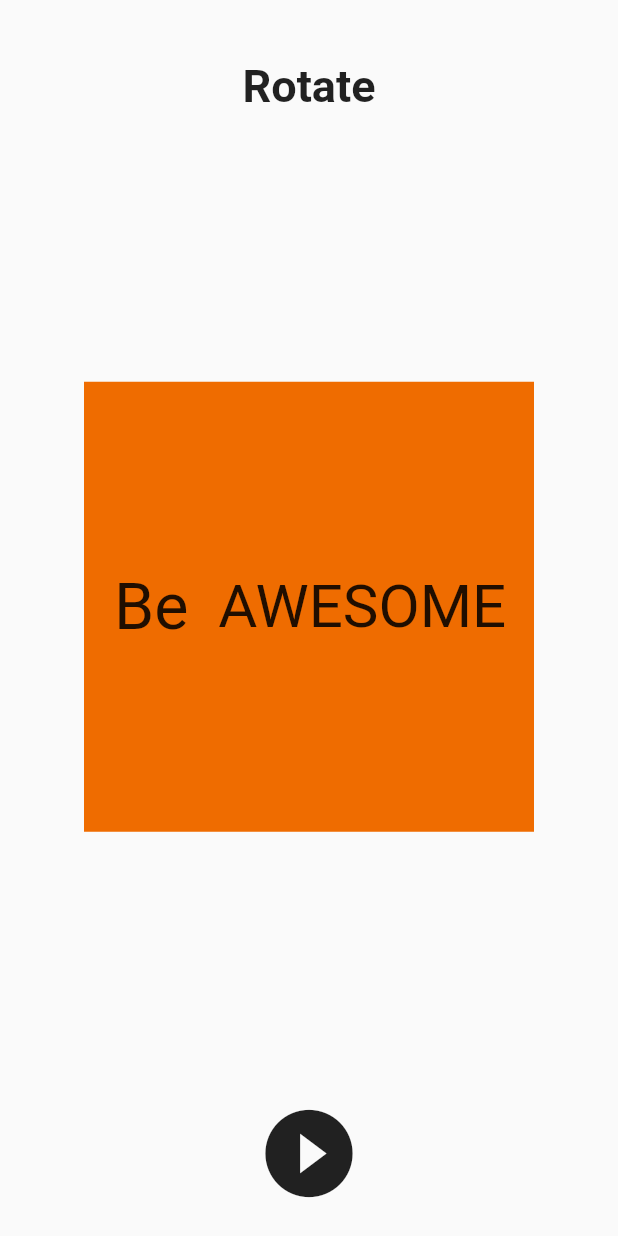
After one commit to dlqh406/coodyproj, a Flutter app: the TestPage screen opened directly, on a phone screen of 412 x 824 dp. The commit adds this screen. Run offline on Flutter 3.47's test engine with Material 2 defaults, Android fonts, the phone set to English and light mode, and no system bars; our stand-ins replace animated_text_kit, cloud_firestore, firebase_auth, flutter_signin_button, font_awesome_flutter, google_sign_in; missing offline and left inert: flutter_facebook_login, giffy_dialog; accounts and stored records are empty; Roboto replaces fonts that are missing (Horizon, Kopup); project files that could hold a hidden picture were left out.

Commit message:
bar.png 위에 텍스트 애니메이션 구현완료

```diff
--- a/lib/favorite.dart
+++ b/lib/favorite.dart
@@ -21,6 +21,7 @@ class Favorite extends StatefulWidget {
 
 class _FavoriteState extends State<Favorite> {
 
+  // 여기서
   @override
   void initState() {
     super.initState();
@@ -55,7 +56,30 @@ class _FavoriteState extends State<Favorite> {
                            padding: const EdgeInsets.only(top:3.0),
                            child: Image.asset('assets/icons/bar.png'),
                          ),
-                         Center(child: Text("aaa"))
+                         Center(
+                           child: Row(
+                           children: <Widget>[
+                             SizedBox(
+                               width: 20.0,
+                               height: 100.0,
+                             ),
+                             Icon(Icons.search,color:Colors.black),
+                             SizedBox(
+                               width: 10.0,
+                               height: 100.0,
+                             ),
+                             RotateAnimatedTextKit(
+                               onTap: () {
+                                 print("Tap Event");
+                               },
+                               isRepeatingAnimation: true,
+                               totalRepeatCount: 300,
+                               text: ["두번보는 쿠디사용설명서", "카디건 활용,잘입는 방법", "Hello World"],
+                               // alignment: Alignment(1.0, 0.5),
+                               textStyle: TextStyle(fontSize: 15.0,color: Colors.white),
+                             ),
+                           ],
+                         ),)
                        ],
                         ),),
                   InkWell(
--- a/lib/home_page.dart
+++ b/lib/home_page.dart
@@ -1,3 +1,4 @@
+import 'package:coodyproj/test.dart';
 import 'package:flutter/material.dart';
 import 'package:firebase_auth/firebase_auth.dart';
 import 'package:google_sign_in/google_sign_in.dart';
@@ -65,9 +66,15 @@ class _HomePageState extends State<HomePage> {
               Navigator.push(context,
                 MaterialPageRoute(builder: (context) => Favorite(widget.user)));
           },
-          )
-        ],
-      ),
-    );
+          ),
+          RaisedButton(
+            child: Text("test"),
+            onPressed: () {
+              Navigator.push(context,
+                  MaterialPageRoute(builder: (context) => TestPage()));
+            },
+          ),
+        ]
+    ));
   }
 }
--- /dev/null
+++ b/lib/test.dart
@@ -0,0 +1,185 @@
+import 'package:flutter/material.dart';
+import 'package:animated_text_kit/animated_text_kit.dart';
+const List<String> labels = [
+  "Rotate",
+  "Fade",
+  "Typer",
+  "Typewriter",
+  "Scale",
+  "Colorize",
+  "TextLiquidFill"
+];
+class TestPage extends StatefulWidget {
+  final String title="";
+
+  @override
+  _TestPageState createState() => _TestPageState();
+}
+
+class _TestPageState extends State<TestPage> {
+
+  List<Widget> _textAnimationKit = [
+    ListView(
+      scrollDirection: Axis.horizontal,
+      children: <Widget>[
+        Row(
+          mainAxisSize: MainAxisSize.min,
+          children: <Widget>[
+            SizedBox(
+              width: 20.0,
+              height: 100.0,
+            ),
+            Text(
+              "Be",
+              style: TextStyle(fontSize: 43.0),
+            ),
+            SizedBox(
+              width: 20.0,
+              height: 100.0,
+            ),
+            RotateAnimatedTextKit(
+              onTap: () {
+                print("Tap Event");
+              },
+              isRepeatingAnimation: true,
+              totalRepeatCount: 300,
+              text: ["AWESOME", "OPTIMISTIC", "DIFFERENT"],
+              // alignment: Alignment(1.0, 0.5),
+              textStyle: TextStyle(fontSize: 40.0, fontFamily: "Horizon"),
+            ),
+          ],
+        ),
+      ],
+    ),
+    FadeAnimatedTextKit(
+      onTap: () {
+        print("Tap Event");
+      },
+      text: ["do IT!", "do it RIGHT!!", "do it RIGHT NOW!!!"],
+      textStyle: TextStyle(fontSize: 32.0, fontWeight: FontWeight.bold),
+    ),
+    SizedBox(
+      width: 250.0,
+      child: TyperAnimatedTextKit(
+        onTap: () {
+          print("Tap Event");
+        },
+        text: [
+          "It is not enough to do your best,",
+          "you must know what to do,",
+          "and then do your best",
+          "- W.Edwards Deming",
+        ],
+        textStyle: TextStyle(fontSize: 30.0, fontFamily: "Bobbers"),
+      ),
+    ),
+    SizedBox(
+      width: 250.0,
+      child: TypewriterAnimatedTextKit(
+        onTap: () {
+          print("Tap Event");
+        },
+        text: [
+          "Discipline is the best tool",
+          "Design first, then code",
+          "Do not patch bugs out, rewrite them",
+          "Do not test bugs out, design them out",
+        ],
+        textStyle: TextStyle(fontSize: 30.0, fontFamily: "Agne"),
+      ),
+    ),
+    ScaleAnimatedTextKit(
+      onTap: () {
+        print("Tap Event");
+      },
+      text: ["Think", "Build", "Ship"],
+      textStyle: TextStyle(fontSize: 70.0, fontFamily: "Canterbury"),
+    ),
+
+    /// colors.length >= 2
+    ColorizeAnimatedTextKit(
+      onTap: () {
+        print("Tap Event");
+      },
+      text: [
+        "Larry Page",
+        "Bill Gates",
+        "Steve Jobs",
+      ],
+      textStyle: TextStyle(fontSize: 50.0, fontFamily: "Horizon"),
+      colors: [
+        Colors.purple,
+        Colors.blue,
+        Colors.yellow,
+        Colors.red,
+      ],
+    ),
+
+    Center(
+      child: TextLiquidFill(
+        text: 'LIQUIDY',
+        waveColor: Colors.blueAccent,
+        boxBackgroundColor: Colors.redAccent,
+        textStyle: TextStyle(fontSize: 80, fontWeight: FontWeight.bold),
+        boxHeight: 300,
+      ),
+    )
+  ];
+
+  List<Color> _colors = [
+    Colors.orange[800],
+    Colors.brown[600],
+    Colors.lightGreen[800],
+    Colors.teal[700],
+    Colors.blue[700],
+    Colors.blueGrey[50],
+    Colors.white
+  ];
+
+  int _index = 0;
+
+  @override
+  Widget build(BuildContext context) {
+    return Scaffold(
+      body: Column(
+        children: <Widget>[
+          SizedBox(
+            height: 40.0,
+            width: double.maxFinite,
+          ),
+          Text(
+            labels[_index],
+            style: TextStyle(fontSize: 30.0, fontWeight: FontWeight.bold),
+          ),
+          Expanded(
+            child: Container(),
+          ),
+          Container(
+            decoration: BoxDecoration(color: _colors[_index]),
+            child: Center(child: _textAnimationKit[_index]),
+            height: 300.0,
+            width: 300.0,
+          ),
+          Expanded(
+            child: Container(),
+          ),
+          InkWell(
+            child: Icon(
+              Icons.play_circle_filled,
+              size: 70.0,
+            ),
+            onTap: () {
+              setState(() {
+                _index = (_index + 1) % _textAnimationKit.length;
+              });
+            },
+          ),
+          SizedBox(
+            height: 20.0,
+            width: double.maxFinite,
+          ),
+        ],
+      ),
+    );
+  }
+}
```
